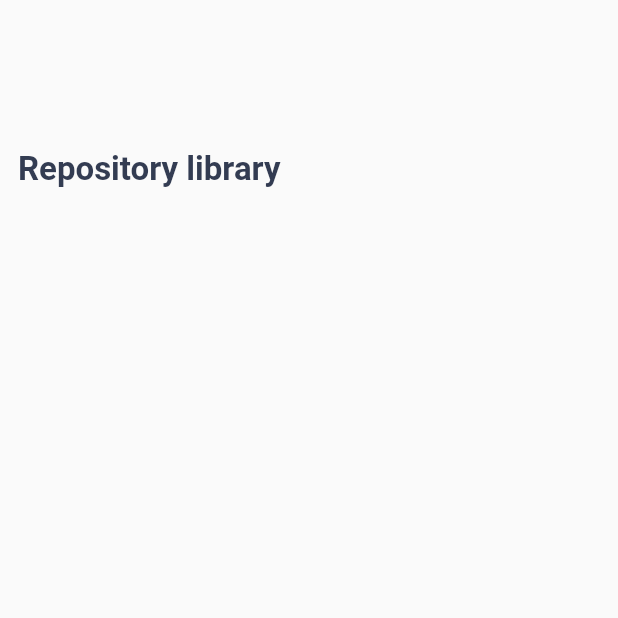
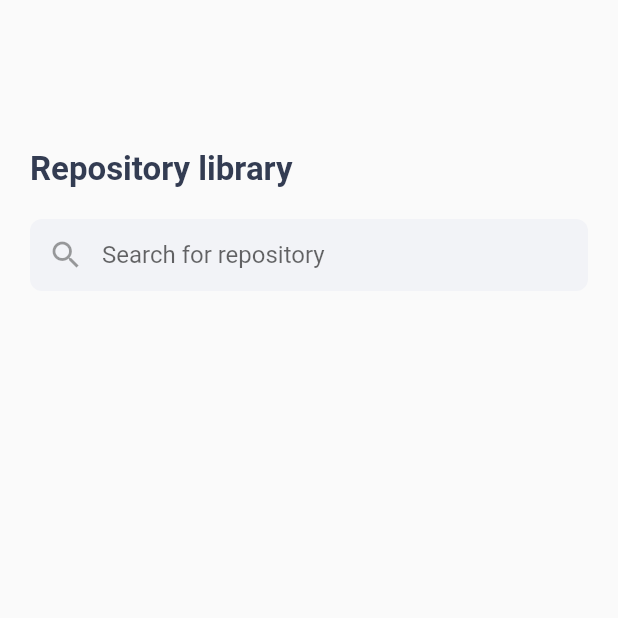
Before and after one commit to hinrikHelga/GitExplorer, a Flutter app: the screen it shows after launch, on a phone screen of 412 x 824 dp, the top half of it. Run offline on Flutter 3.47's test engine with Material 2 defaults, Android fonts, the light colour scheme and no system bars.

Commit message:
Added search field - missing filter functionality

```diff
--- a/gitexplorer/lib/ui/view/repository_list_view.dart
+++ b/gitexplorer/lib/ui/view/repository_list_view.dart
@@ -1,7 +1,20 @@
 import 'package:flutter/material.dart';
 
-class RepositoryListView extends StatelessWidget {
+class RepositoryListView extends StatefulWidget {
   const RepositoryListView({ Key? key }) : super(key: key);
+
+  @override
+  State<RepositoryListView> createState() => _RepositoryListViewState();
+}
+
+class _RepositoryListViewState extends State<RepositoryListView> {
+  late String search;
+
+  @override
+  void initState() {
+    super.initState();
+    search = '';
+  }
 
   Widget _buildHeading() {
     return const Text(
@@ -14,16 +27,86 @@ class RepositoryListView extends StatelessWidget {
     );
   }
 
+
+
   @override
   Widget build(BuildContext context) {
     return Padding(
-      padding: const EdgeInsets.symmetric(horizontal: 12.0),
+      padding: const EdgeInsets.symmetric(horizontal: 20.0),
       child: Column(
+        crossAxisAlignment: CrossAxisAlignment.start,
         children: [
           const SizedBox(height: 100.0,),
-          _buildHeading()
+          _buildHeading(),
+          _SearchField(
+            onChange: (value) {
+              setState(() {
+                search = value;
+              });
+            },
+          ),
+          Center(
+            child: Text(
+              search
+            ),
+          )
         ],
       ),
     );
   }
 }
+
+class _SearchField extends StatefulWidget {
+  final Function(String) onChange;
+
+  const _SearchField({ Key? key, required this.onChange }) : super(key: key);
+
+  @override
+  State<_SearchField> createState() => _SearchFieldState();
+}
+
+class _SearchFieldState extends State<_SearchField> {
+  late TextEditingController _searchRepoController;
+
+  @override
+  void initState() {
+    super.initState();
+    _searchRepoController = TextEditingController();
+  }
+
+  @override
+  void dispose() {
+    _searchRepoController.dispose();
+    super.dispose();
+  }
+
+  @override
+  Widget build(BuildContext context) {
+    return Padding(
+      padding: const EdgeInsets.symmetric(vertical: 20.0),
+      child: TextField(
+        controller: _searchRepoController,
+        decoration: InputDecoration(
+          contentPadding: const EdgeInsets.all(8),
+          enabledBorder: OutlineInputBorder(
+            borderRadius: BorderRadius.circular(8.0),
+            borderSide: const BorderSide(style: BorderStyle.none),
+          ),
+          focusedBorder: OutlineInputBorder(
+            borderRadius: BorderRadius.circular(8.0),
+            borderSide: const BorderSide(style: BorderStyle.none),
+          ),
+          filled: true,
+          fillColor: const Color.fromRGBO(242, 243, 247, 1),
+          prefixIcon: const Icon(
+            Icons.search,
+            color: Colors.black38,
+          ),
+          hintText: 'Search for repository'
+        ),
+        cursorColor: Colors.black54,
+        onChanged: widget.onChange,
+      ),
+    );
+  }
+}
```
